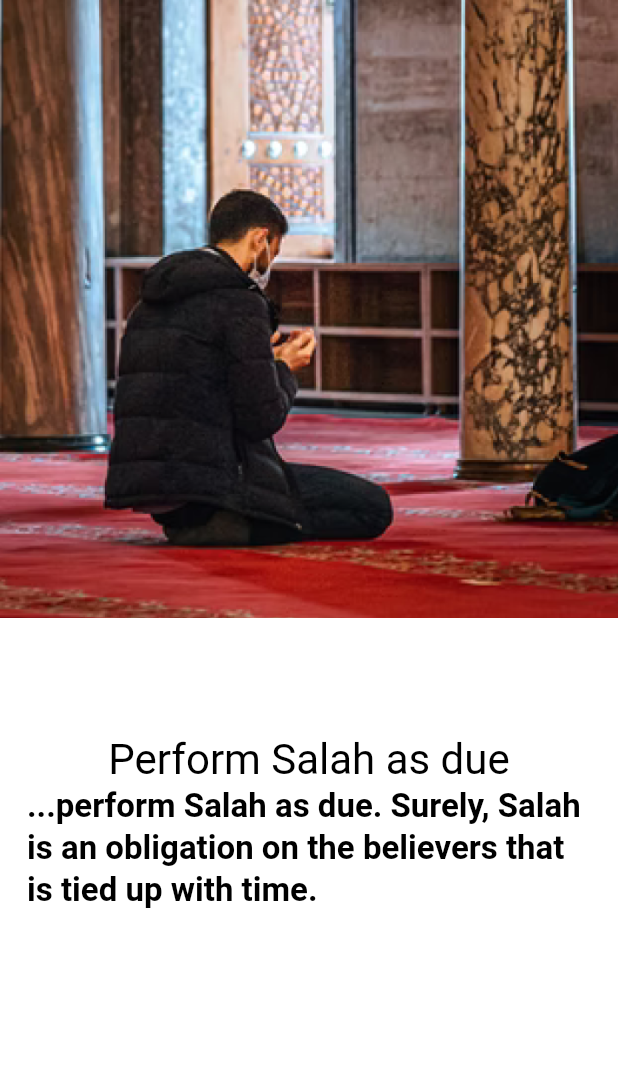
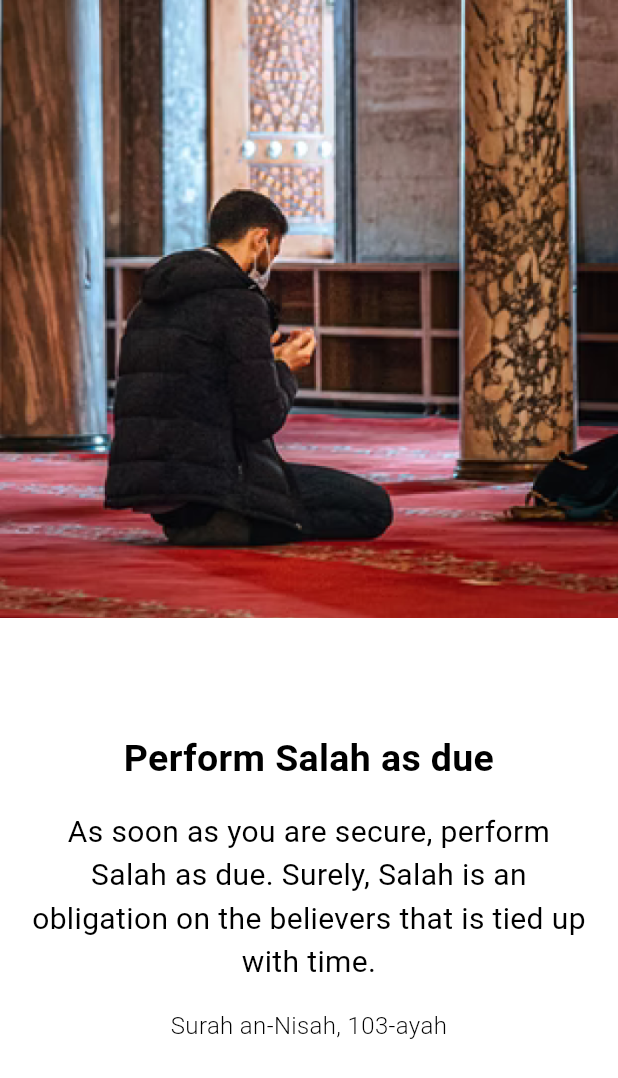
Before and after one commit to ilyosyusuf/Qazo-Namozlar, a Flutter app: the InfoWidget widget shown alone on an empty page, opened directly, on a phone screen of 412 x 824 dp. Shown: the top 1078 px of the screen. Run offline on Flutter 3.47's test engine with Material 2 defaults, Android fonts, the light colour scheme and no system bars; our stand-ins replace bloc, dio, dots_indicator, easy_localization, flutter_bloc, flutter_svg and 1 more; accounts and stored records are empty.

Commit message:
bugs were fixed in login and info page

```diff
--- a/assets/lang/en-US.json
+++ b/assets/lang/en-US.json
@@ -1,6 +1,6 @@
 {
     "namoztolatokis": "Perform Salah as due",
-    "onboarddefinition": "...perform Salah as due. Surely, Salah is an obligation on the believers that is tied up with time.",
+    "onboarddefinition": "As soon as you are secure, perform Salah as due. Surely, Salah is an obligation on the believers that is tied up with time.",
     "oyat": "Surah an-Nisah, 103-ayah",
     "registrate": "Register",
     "email": "Email",
--- a/assets/lang/uz-UZ.json
+++ b/assets/lang/uz-UZ.json
@@ -1,6 +1,6 @@
 {
     "namoztolatokis": "Namozingizni to'la-to'kis qiling",
-    "onboarddefinition": "...namozni to'liq ado eting. Albatta namoz mo'minlarga vaqti tayin farz bo'lgandir",
+    "onboarddefinition": "Xotirjam bo'lganingizda namozni to'liq ado eting. Albatta namoz mo'minlarga vaqti tayin farz bo'lgandir",
     "oyat": "Niso surasi, 103-oyat",
     "registrate": "Ro'yxatdan o'tish",
     "email": "Email manzil",
--- a/lib/config/routes/my_route.dart
+++ b/lib/config/routes/my_route.dart
@@ -1,4 +1,5 @@
 import 'package:flutter/material.dart';
+import 'package:qazonamozlar/screens/authentication/view/mainsign/main_sign.dart';
 import 'package:qazonamozlar/screens/onboarding/view/infoboarding/info_boarding.dart';
 import 'package:qazonamozlar/screens/onboarding/view/mainboarding/main_boarding.dart';
 
@@ -14,6 +15,8 @@ class MyRoutes {
         return pageReturner(const OnBoardingView());
       case '/infoboard':
         return pageReturner(const InfoBoarding());
+              case '/mainsign':
+        return pageReturner(const MainSign());
     }
   }
 
--- /dev/null
+++ b/lib/core/constants/fonts/font_style.dart
@@ -0,0 +1,11 @@
+import 'package:flutter/material.dart';
+
+class FontStyles {
+  static const TextStyle headline1s = TextStyle(fontSize: 40);
+  static const TextStyle headline2s = TextStyle(fontSize: 30);
+  static const TextStyle headline3s = TextStyle(fontSize: 25, fontWeight: FontWeight.bold);
+  static const TextStyle headline4s = TextStyle(fontSize: 20);
+  static const TextStyle headline5s = TextStyle(fontSize: 18);
+  static const TextStyle headline6s = TextStyle(fontSize: 16, fontWeight: FontWeight.w300);
+  static const TextStyle headline7s = TextStyle(fontSize: 14);
+}
--- a/lib/main.dart
+++ b/lib/main.dart
@@ -31,9 +31,9 @@
       localizationsDelegates: context.localizationDelegates,
       supportedLocales: context.supportedLocales,
       locale: context.locale,
-      home: MainSign(),
-      // initialRoute: '/onBoard',
-      // onGenerateRoute: (s) => MyRoutes.instance.ongenerateRoute(s),
+      // home: MainSign(),
+      initialRoute: '/onBoard',
+      onGenerateRoute: (s) => MyRoutes.instance.ongenerateRoute(s),
     );
   }
 }
--- a/lib/screens/authentication/view/signwidget/sign_widget.dart
+++ b/lib/screens/authentication/view/signwidget/sign_widget.dart
@@ -40,7 +40,6 @@ class SignWidget extends StatelessWidget {
     return Scaffold(
       resizeToAvoidBottomInset: false,
       body: SafeArea(
-        child: Container(
         child: Column(
           children: [
             Expanded(
@@ -73,7 +72,7 @@ class SignWidget extends StatelessWidget {
                         decoration: InputDecoration(
                             prefixIcon: IconButton(
                               icon: SvgPicture.asset(
-                                    'assets/icons/auth/phone.svg',
+                                  'assets/icons/auth/email.svg',
                                   height: 20),
                               onPressed: () {},
                             ),
@@ -104,7 +103,7 @@ class SignWidget extends StatelessWidget {
                       ),
                       SizedBox(height: context.h * 0.08),
                       ButtonWidgets(
-                             child: Text(
+                           child:  Text(
                             "send".tr(),
                             style: Theme.of(context).textTheme.headline5,
                           ),
@@ -135,7 +134,6 @@ class SignWidget extends StatelessWidget {
           ],
         ),
       ),
-      ),
     );
   }
 }
--- a/lib/screens/onboarding/state/onboarding_state.dart
+++ b/lib/screens/onboarding/state/onboarding_state.dart
@@ -9,3 +9,7 @@ class SplashInitial extends OnBoardingState {
 class LangState extends OnBoardingState {
   LangState();
 }
+
+class SplashState extends OnBoardingState {
+  SplashState();
+}
--- a/lib/screens/onboarding/view/infoboarding/info_boarding.dart
+++ b/lib/screens/onboarding/view/infoboarding/info_boarding.dart
@@ -25,13 +25,15 @@ class InfoBoarding extends StatelessWidget {
             'registrate'.tr(),
             style: Theme.of(context).textTheme.headline5,
           ),
-          onPressed: () {}),
+          onPressed: () {
+            Navigator.pushNamedAndRemoveUntil(context, '/mainsign', (route) => false);
+          }),
       body: BlocConsumer<OnBoardCubit, OnBoardingState>(
           builder: (context, state) {
             return Stack(children: [
               PageView(
                   onPageChanged: (value) {
-                    context.read<OnBoardCubit>().onChangeInfo();
+                    context.read<OnBoardCubit>().onChangeInfo(context,value);
                   },
                   children: const [
                     InfoWidget(),
--- a/lib/screens/onboarding/view/splashandlang/lang_page.dart
+++ b/lib/screens/onboarding/view/splashandlang/lang_page.dart
@@ -45,7 +45,7 @@ class LangView extends StatelessWidget {
                                   ChangeLocale.changeLocalization(context, data.langcodes[__]);
                                   context
                                       .read<OnBoardCubit>()
-                                      .changeLang(context);
+                                      .changeLang(context, __);
                                 },
                                 splashColor: ColorConst.kPrimaryColor,
                                 child: ListTile(
--- a/lib/widgets/info_widget.dart
+++ b/lib/widgets/info_widget.dart
@@ -1,10 +1,10 @@
 import 'package:easy_localization/easy_localization.dart';
 import 'package:flutter/material.dart';
 import 'package:flutter_bloc/flutter_bloc.dart';
+import 'package:qazonamozlar/core/constants/fonts/font_style.dart';
 import 'package:qazonamozlar/core/constants/paddingmargin/pm_const.dart';
 import 'package:qazonamozlar/core/extensions/context_size.dart';
 import 'package:qazonamozlar/screens/onboarding/cubit/onboarding_cubit.dart';
-
 
 class InfoWidget extends StatelessWidget {
   const InfoWidget({Key? key}) : super(key: key);
@@ -16,25 +16,43 @@ class InfoWidget extends StatelessWidget {
         Expanded(
             child: SizedBox(
           child: FadeInImage(
-            placeholder: const AssetImage('assets/images/onboardinfo/loader.gif'),
+            placeholder:
+                const AssetImage('assets/images/onboardinfo/loader.gif'),
             image: AssetImage(context
                 .watch<OnBoardCubit>()
                 .splashPics[context.watch<OnBoardCubit>().indexSplash]),
             fit: BoxFit.cover,
           ),
         )),
-         Expanded(child: Padding(
+        Expanded(
+          child: Padding(
             padding: PMconst.medium,
             child: SizedBox(
               child: Column(
                 children: [
                   SizedBox(height: context.h * 0.070),
-                Text('namoztolatokis'.tr(), style: Theme.of(context).textTheme.headline4,),
-                Text('onboarddefinition'.tr(), style: Theme.of(context).textTheme.headline6,)
+                  Text(
+                    'namoztolatokis'.tr(),
+                    style: FontStyles.headline3s,
+                    textAlign: TextAlign.center,
+                  ),
+                  SizedBox(height: context.h * 0.02),
+                  Text(
+                    'onboarddefinition'.tr(),
+                    style: FontStyles.headline4s,
+                    textAlign: TextAlign.center,
+                  ),
+                  SizedBox(height: context.h * 0.02),
+                  Text(
+                    'oyat'.tr(),
+                    style: FontStyles.headline6s,
+                    textAlign: TextAlign.center,
+                  ),
                 ],
               ),
             ),
-         ))
+          ),
+        )
       ],
     );
   }
```
Also changed, not shown: assets/lang/ru-RU.json (+4 -4 lines), lib/screens/authentication/cubit/auth_cubit.dart (+5 -2 lines), lib/screens/onboarding/cubit/onboarding_cubit.dart (+90 -8 lines). Lines whose indentation alone changed are shown as unchanged.
